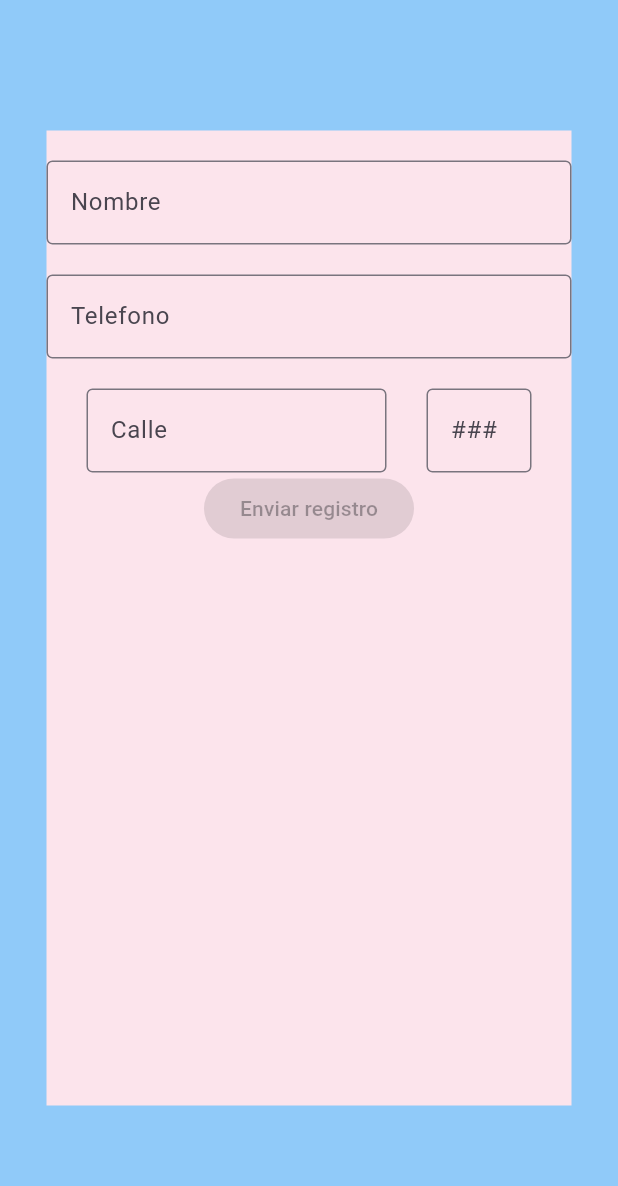
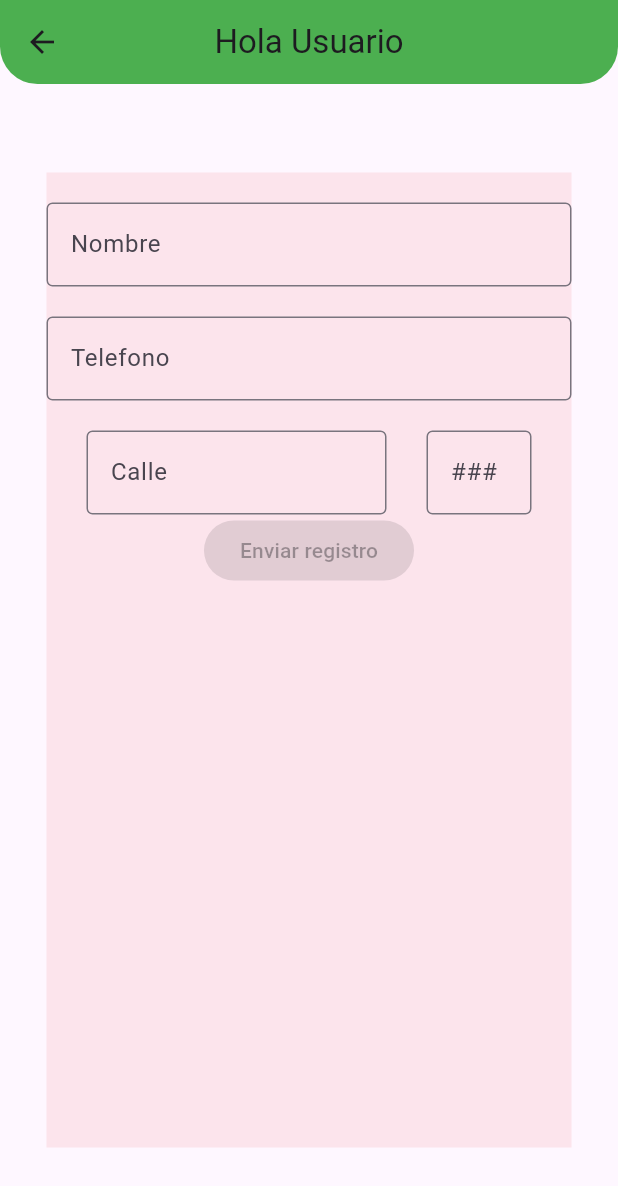
Before and after one commit to AlfonsoArzaveHernandez/app_sg, a Flutter app: the ContenidoRegisterScreen screen opened directly, on a phone screen of 412 x 824 dp. Shown: the top 1186 px of the screen. Run offline on Flutter 3.47's test engine with Material 3 defaults, Android fonts, the phone set to English and light mode, and no system bars; our stand-ins replace circle_nav_bar.

Commit message:
Feat: adding appBar in some screens

```diff
--- a/lib/screens/register_screen.dart
+++ b/lib/screens/register_screen.dart
@@ -19,8 +19,17 @@ class ContenidoRegisterScreen extends StatefulWidget {
 class _ContenidoRegisterScreenState extends State<ContenidoRegisterScreen> {
   @override
   Widget build(BuildContext context) {
-    return const Scaffold(
-      body: Stack(
+    return Scaffold(
+      appBar: AppBar(
+        title: const Text('Hola Usuario'),
+        centerTitle: true,
+        backgroundColor: Colors.green,
+        shape: const RoundedRectangleBorder(
+          borderRadius: BorderRadius.only(
+              bottomRight: Radius.circular(25),
+              bottomLeft: Radius.circular(25))
+          ),),
+      body: const Stack(
         children: [
           FondoRegistrarUsuario(),
           FormularioRegistroUsuario()
@@ -36,7 +45,7 @@ class FondoRegistrarUsuario extends StatelessWidget {
   @override
   Widget build(BuildContext context) {
     return Container(
-      color: Colors.blue.shade200,
+
       height: double.infinity,
       width: double.infinity,
     );
@@ -50,9 +59,7 @@ class FormularioRegistroUsuario extends StatelessWidget {
   Widget build(BuildContext context) {
     return Align(
       alignment: Alignment.center,
-
       child: Container(
-
         height: 650,
         width: 350,
         color: Colors.pink.shade50,
@@ -87,7 +94,6 @@ class FormularioRegistroUsuario extends StatelessWidget {
                   ),
                 ),
                 //const SizedBox(width: 8),
-
                 SizedBox(
                   width: 70,
                   child: TextFormField(
```
Also changed, not shown: lib/screens/admins/admin_login.dart (+39 -0 lines).
